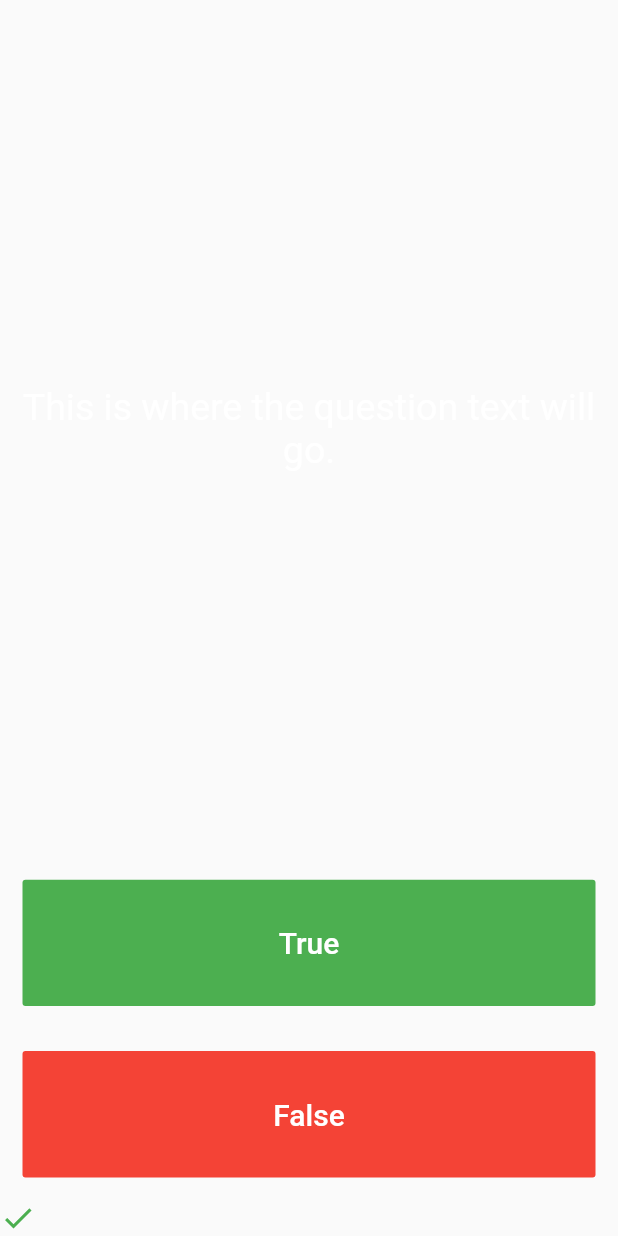
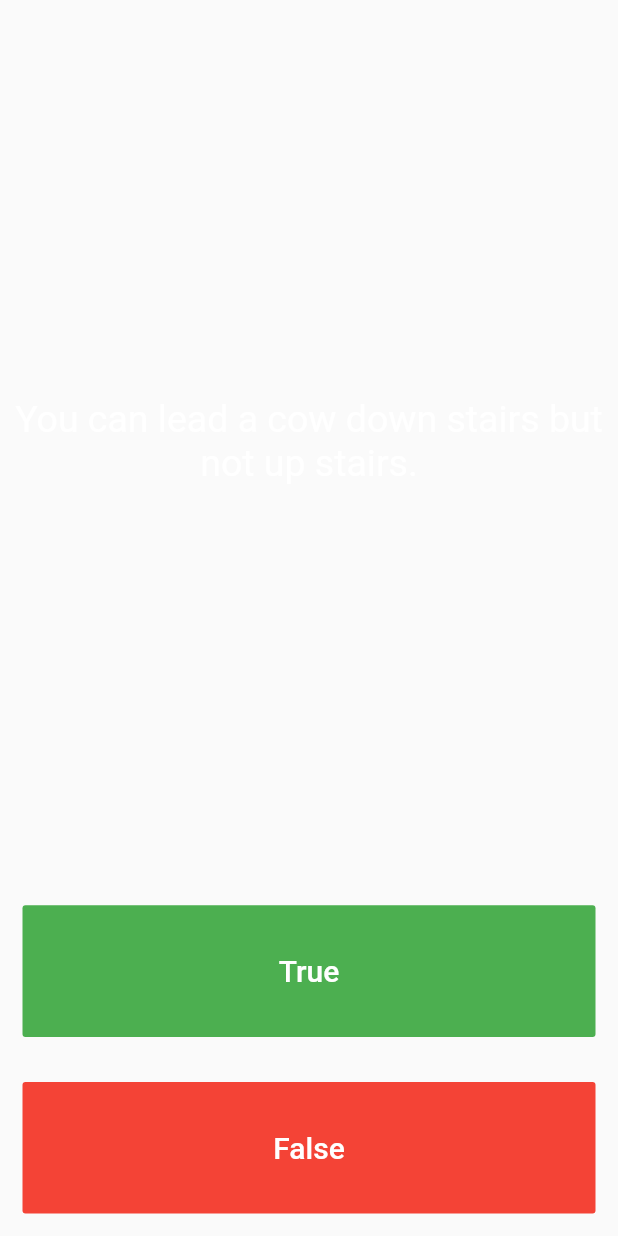
Before and after one commit to Aleksefo/flutter_testing_app, a Flutter app: the QuizPage widget shown alone on an empty page, opened directly, on a phone screen of 412 x 824 dp. Run offline on Flutter 3.47's test engine with Material 2 defaults, Android fonts, the phone set to English and light mode, and no system bars; our stand-ins replace audioplayers.

Commit message:
Add Question class

```diff
--- /dev/null
+++ b/lib/Queestion.dart
@@ -0,0 +1,9 @@
+class Question {
+  String questionText;
+  bool questionAnswer;
+
+  Question({String q, bool a}) {
+    questionText = q;
+    questionAnswer = a;
+  }
+}
--- a/lib/main5.dart
+++ b/lib/main5.dart
@@ -1,4 +1,6 @@
 import 'package:flutter/material.dart';
+
+import 'Queestion.dart';
 
 void main() => runApp(Quizzler());
 
@@ -25,7 +27,17 @@
 }
 
 class _QuizPageState extends State<QuizPage> {
-  List scoreKeeper = [];
+  List<Icon> scoreKeeper = [];
+
+  List<Question> qBank = [
+    Question(q: 'You can lead a cow down stairs but not up stairs.', a: false),
+    Question(
+        q: 'Approximately one quarter of human bones are in the feet.',
+        a: true),
+    Question(q: 'A slug\'s blood is green.', a: true),
+  ];
+  int questionNumber = 0;
+
   @override
   Widget build(BuildContext context) {
     return Column(
@@ -38,7 +50,7 @@
             padding: EdgeInsets.all(10.0),
             child: Center(
               child: Text(
-                'This is where the question text will go.',
+                qBank[questionNumber].questionText,
                 textAlign: TextAlign.center,
                 style: TextStyle(
                   fontSize: 25.0,
@@ -62,7 +74,18 @@
                 ),
               ),
               onPressed: () {
-                //The user picked true.
+                setState(() {
+                  questionNumber++;
+                  bool correctAnswer = qBank[questionNumber].questionAnswer;
+                  if (correctAnswer) {
+                    scoreKeeper.add(
+                      Icon(
+                        Icons.check,
+                        color: Colors.green,
+                      ),
+                    );
+                  }
+                });
               },
             ),
           ),
@@ -80,18 +103,15 @@
                 ),
               ),
               onPressed: () {
-                //The user picked false.
+                setState(() {
+                  questionNumber++;
+                });
               },
             ),
           ),
         ),
         Row(
-          children: <Widget>[
-            Icon(
-              Icons.check,
-              color: Colors.green,
-            )
-          ],
+          children: scoreKeeper,
         )
       ],
     );
```
